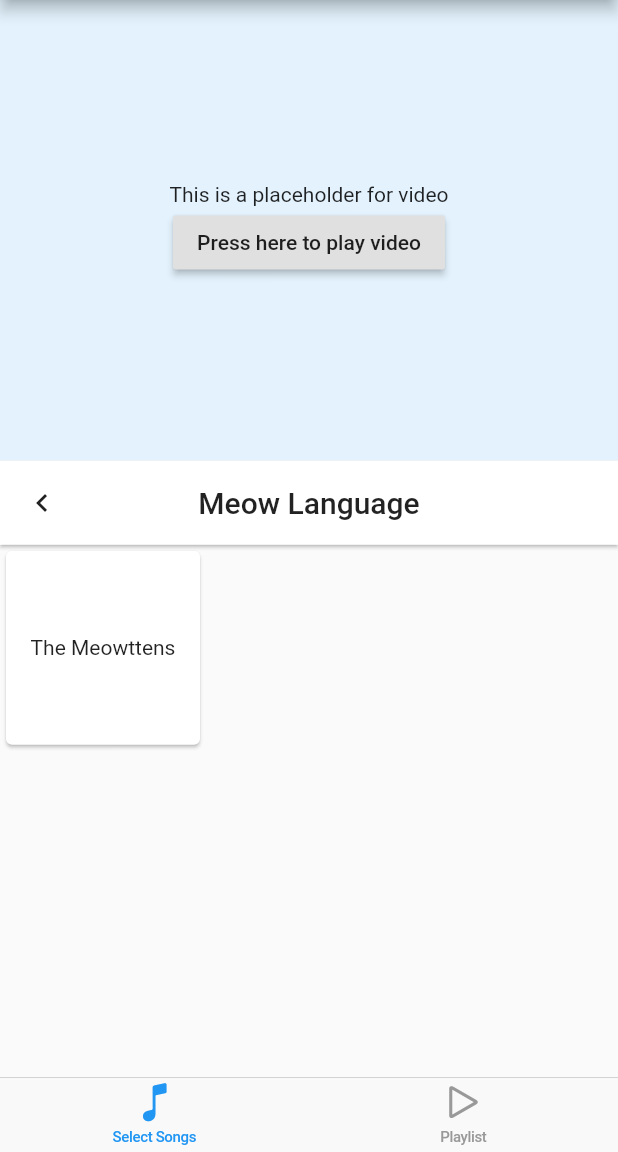
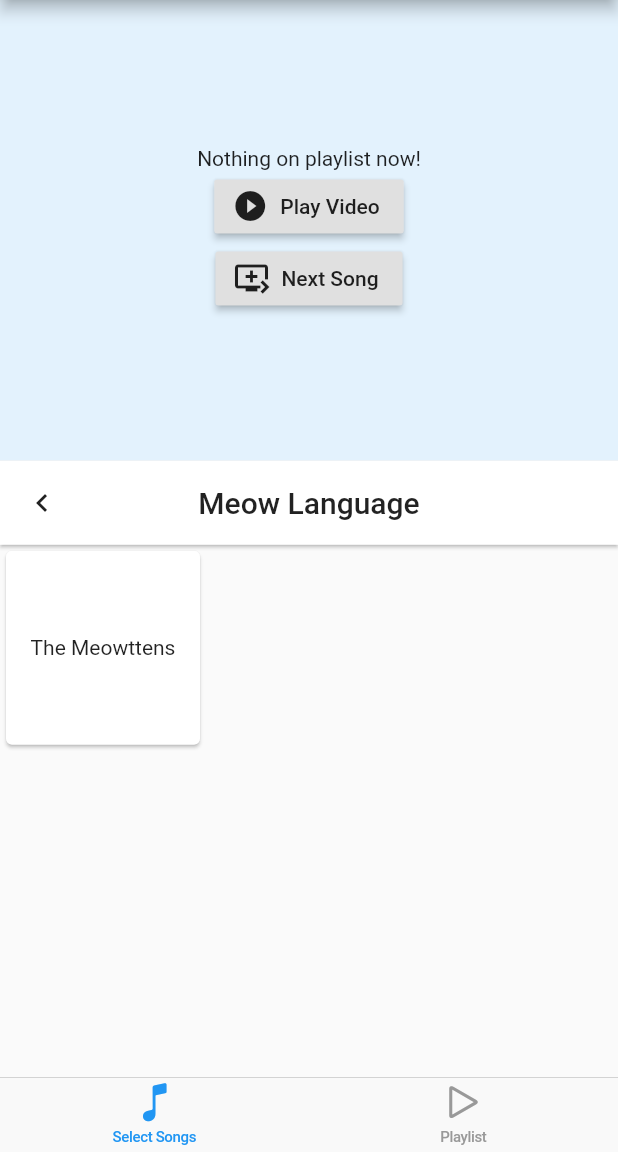
Before and after one commit to Janesee3/KaTVApp, a Flutter app: the screen it shows after launch, after a tap on "Meow Language", on a phone screen of 412 x 824 dp, the part 84-1236 px from its top. Run offline on Flutter 3.47's test engine with Material 2 defaults, Android fonts, the phone set to English and light mode, and no system bars; missing offline and left inert: flutter_youtube.

Commit message:
add ability to skip songs, delete songs and move song to top

```diff
--- a/lib/main.dart
+++ b/lib/main.dart
@@ -21,15 +21,6 @@ class MyApp extends StatelessWidget {
 class MyHomePage extends StatefulWidget {
   MyHomePage({Key key, this.title}) : super(key: key);
 
-  // This widget is the home page of your application. It is stateful, meaning
-  // that it has a State object (defined below) that contains fields that affect
-  // how it looks.
-
-  // This class is the configuration for the state. It holds the values (in this
-  // case the title) provided by the parent (in this case the App widget) and
-  // used by the build method of the State. Fields in a Widget subclass are
-  // always marked "final".
-
   final String title;
 
   @override
@@ -39,7 +30,8 @@ class MyHomePage extends StatefulWidget {
 class _MyHomePageState extends State<MyHomePage> {
   @override
   Widget build(BuildContext context) {
-    return Scaffold(
+    return AppInheritedWidget(
+        child: Scaffold(
             appBar: AppBar(
               title: Text(widget.title),
             ),
@@ -47,45 +39,149 @@ class _MyHomePageState extends State<MyHomePage> {
                 child: Column(
               mainAxisAlignment: MainAxisAlignment.spaceBetween,
               children: <Widget>[
-            Expanded(child: VideoComponent(videoUrl: "meow"), flex: 2),
+                Expanded(child: VideoComponent(), flex: 2),
                 Expanded(child: KtvUI(), flex: 3)
               ],
-        )));
+            ))));
+  }
+}
+
+class Song {
+  String _name;
+  String _url;
+
+  Song(this._name, this._url) {}
+
+  String get name => _name;
+  String get url => _url;
+}
+
+// Inherited Widget for Video and KTV
+
+class _InheritedWidgetForApp extends InheritedWidget {
+  _InheritedWidgetForApp({
+    Key key,
+    @required Widget child,
+    @required this.data,
+  }) : super(key: key, child: child);
+
+  final AppInheritedWidgetState data;
+
+  @override
+  bool updateShouldNotify(_InheritedWidgetForApp oldWidget) {
+    return true;
+  }
+}
+
+class AppInheritedWidget extends StatefulWidget {
+  AppInheritedWidget({
+    Key key,
+    this.child,
+  }) : super(key: key);
+
+  final Widget child;
+
+  @override
+  AppInheritedWidgetState createState() => new AppInheritedWidgetState();
+
+  static AppInheritedWidgetState of(BuildContext context) {
+    return (context.inheritFromWidgetOfExactType(_InheritedWidgetForApp)
+            as _InheritedWidgetForApp)
+        .data;
+  }
+}
+
+class AppInheritedWidgetState extends State<AppInheritedWidget> {
+  List<Song> _songs = <Song>[];
+
+  List<Song> get songs => _songs;
+
+  void _addSong(Song reference, BuildContext context) {
+    setState(() {
+      _songs.add(reference);
+    });
+
+    final snackBar = SnackBar(
+      content: Text('Added ' + reference.name),
+      duration: Duration(seconds: 1),
+    );
+    Scaffold.of(context).showSnackBar(snackBar);
+  }
+
+  void _removeFirstSong() {
+    setState(() {
+      if (_songs.length > 0) _songs.removeAt(0);
+    });
+  }
+
+  void _pushSongToTop(Song song, int songIndex) {
+    setState(() {
+      _songs.removeAt(songIndex);
+      _songs.insert(0, song);
+    });
+  }
+
+  void _removeSong(int songIndex) {
+    setState(() {
+      _songs.removeAt(songIndex);
+    });
+  }
+
+  @override
+  Widget build(BuildContext context) {
+    return new _InheritedWidgetForApp(
+      data: this,
+      child: widget.child,
+    );
   }
 }
 
 // Video
 class VideoComponent extends StatefulWidget {
-  VideoComponent({Key key, this.videoUrl}) : super(key: key);
-
-  final String videoUrl;
+  VideoComponent({Key key}) : super(key: key);
 
   @override
   _VideoComponentState createState() => _VideoComponentState();
 }
 
 class _VideoComponentState extends State<VideoComponent> {
-  void playYoutubeVideo() {
+  void playYoutubeVideo(AppInheritedWidgetState state) {
+    if (state._songs.length <= 0) {
+      // hello
+    } else {
       FlutterYoutube.playYoutubeVideoByUrl(
           apiKey: "AIzaSyAXhqkYvm0nn82rGDePq1l_ttw_T5Im1p0",
-        videoUrl: "https://www.youtube.com/watch?v=TmwgJ8I7QCI",
+          videoUrl: state._songs[0]._url,
           autoPlay: true,
           fullScreen: false);
+    }
+  }
+
+  void _nextVideo(AppInheritedWidgetState appState) {
+    appState._removeFirstSong();
   }
 
   @override
   Widget build(BuildContext context) {
+    final AppInheritedWidgetState state = AppInheritedWidget.of(context);
+
     return Container(
         decoration: BoxDecoration(color: Colors.blue[50]),
         child: Center(
           child: Column(
             mainAxisAlignment: MainAxisAlignment.center,
             children: <Widget>[
-              Text("This is a placeholder for video"),
-              RaisedButton(
-                child: Text("Press here to play video"),
-                onPressed: playYoutubeVideo,
-              ),
+              state._songs.length == 0
+                  ? Text("Nothing on playlist now!")
+                  : Text("Now playing " + state._songs[0]._name),
+              RaisedButton.icon(
+                  icon: Icon(Icons.play_circle_filled),
+                  onPressed: () => playYoutubeVideo(state),
+                  label: Text("Play Video")),
+              RaisedButton.icon(
+                  icon: Icon(Icons.queue_play_next),
+                  onPressed: () => _nextVideo(state),
+                  label: Text("Next Song"))
             ],
           ),
         ));
@@ -123,8 +219,7 @@ class _KtvUIState extends State<KtvUI> with SingleTickerProviderStateMixin {
 
   @override
   Widget build(BuildContext context) {
-    return MyInheritedWidget(
-        child: CupertinoTabScaffold(
+    return CupertinoTabScaffold(
       tabBar: CupertinoTabBar(items: const <BottomNavigationBarItem>[
         BottomNavigationBarItem(
           icon: Icon(CupertinoIcons.music_note),
@@ -138,65 +233,6 @@ class _KtvUIState extends State<KtvUI> with SingleTickerProviderStateMixin {
       tabBuilder: (context, index) => CupertinoPageScaffold(
             child: Center(child: index == 0 ? SelectSong() : Playlist()),
           ),
-    ));
-  }
-}
-
-// Inherited Widget
-
-class _MyInherited extends InheritedWidget {
-  _MyInherited({
-    Key key,
-    @required Widget child,
-    @required this.data,
-  }) : super(key: key, child: child);
-
-  final MyInheritedWidgetState data;
-
-  @override
-  bool updateShouldNotify(_MyInherited oldWidget) {
-    return true;
-  }
-}
-
-class MyInheritedWidget extends StatefulWidget {
-  MyInheritedWidget({
-    Key key,
-    this.child,
-  }) : super(key: key);
-
-  final Widget child;
-
-  @override
-  MyInheritedWidgetState createState() => new MyInheritedWidgetState();
-
-  static MyInheritedWidgetState of(BuildContext context) {
-    return (context.inheritFromWidgetOfExactType(_MyInherited) as _MyInherited)
-        .data;
-  }
-}
-
-class MyInheritedWidgetState extends State<MyInheritedWidget> {
-  /// List of Items
-  List<String> _items = <String>[];
-
-  /// Getter (number of items)
-  int get itemsCount => _items.length;
-
-  List<String> get items => _items;
-
-  /// Helper method to add an Item
-  void addItem(String reference) {
-    setState(() {
-      _items.add(reference);
-    });
-  }
-
-  @override
-  Widget build(BuildContext context) {
-    return new _MyInherited(
-      data: this,
-      child: widget.child,
     );
   }
 }
@@ -220,7 +256,7 @@ class _PlaylistState extends State<Playlist> {
         iconTheme: IconThemeData(color: Colors.black87));
   }
 
-  Widget _getSongsListView(MyInheritedWidgetState state) {
+  Widget _getSongsListView(AppInheritedWidgetState state) {
     return Center(
         child: ListView.builder(
       itemBuilder: (context, position) {
@@ -233,21 +269,32 @@ class _PlaylistState extends State<Playlist> {
                       mainAxisAlignment: MainAxisAlignment.spaceBetween,
                       crossAxisAlignment: CrossAxisAlignment.center,
                       children: <Widget>[
-                        Text(state.items[position]),
+                        Text(state.songs[position].name),
+                        Container(
+                          child: Row(
+                            children: <Widget>[
                               IconButton(
-                          icon: Icon(Icons.drag_handle),
-                          onPressed: () {},
+                                icon: Icon(Icons.arrow_upward),
+                                onPressed: () => state._pushSongToTop(
+                                    state.songs[position], position),
+                              ),
+                              IconButton(
+                                icon: Icon(Icons.delete),
+                                onPressed: () => state._removeSong(position),
                               )
+                            ],
+                          ),
+                        ),
                       ],
                     ))));
       },
-      itemCount: state.items.length,
+      itemCount: state.songs.length,
     ));
   }
 
   @override
   Widget build(BuildContext context) {
-    final MyInheritedWidgetState state = MyInheritedWidget.of(context);
+    final AppInheritedWidgetState state = AppInheritedWidget.of(context);
 
     return Scaffold(
       appBar: _getAppBar("Playlist"),
@@ -273,32 +320,67 @@ class _SelectSongState extends State<SelectSong> {
   final Map _songData = {
     "categories": {
       "Meow Language": {
-        "The Meowttens": {
-          "Meowing Under the Moon": "www.google.com",
-          "Purr and Fur": "www.google.com",
-          "Santa Claws is Rolling to Town": ""
-        }
+        "The Meowttens": [
+          Song("Meowing Under the Moon", "www.google.com"),
+          Song("Purr and Fur", "www.google.com"),
+          Song("Santa Claws is Rolling to Town", "")
+        ]
       },
       "Chinese": {
-        "GEM": {
-          "光年之外": "https://www.youtube.com/watch?v=T4SimnaiktU",
-          "那一夜": "https://www.youtube.com/watch?v=ugVNDvnDDpA",
-          "倒数": "https://www.youtube.com/watch?v=ma7r2HGqwXs"
+        "GEM": [
+          Song("光年之外", "https://www.youtube.com/watch?v=T4SimnaiktU"),
+          Song("那一夜", "https://www.youtube.com/watch?v=ugVNDvnDDpA"),
+          Song("倒数", "https://www.youtube.com/watch?v=ma7r2HGqwXs")
+        ],
+        "Hebe Tien": [
+          Song("你就不要想起我", "https://www.youtube.com/watch?v=GsKbnsUN2RE"),
+          Song("魔鬼中的天使", "https://www.youtube.com/watch?v=na_xv5iFt2Y"),
+          Song("寂寞寂寞就好", "https://www.youtube.com/watch?v=DyFIzKYQQYE")
+        ],
+        "JJ Lin": [
+          Song("曹操", "https://www.youtube.com/watch?v=3J_bkgexrE8"),
+          Song("不死之身", "https://www.youtube.com/watch?v=h03_hs_QbEE"),
+          Song("美人鱼", "https://www.youtube.com/watch?v=jdf3gxFP0F8"),
+          Song("就是我", "https://www.youtube.com/watch?v=GLtLjBS0cs0")
+        ],
+        "Kimberlyn Chen": [
+          Song("爱你", "https://www.youtube.com/watch?v=4QoVMJN-nFs")
+        ]
       },
-        "Hebe Tien": {
-          "你就不要想起我": "https://www.youtube.com/watch?v=GsKbnsUN2RE",
-          "魔鬼中的天使": "https://www.youtube.com/watch?v=na_xv5iFt2Y",
-          "寂寞寂寞就好": "https://www.youtube.com/watch?v=DyFIzKYQQYE"
+      "Korean": {
+        "Ailee": [
+          Song("Reminiscing", "https://www.youtube.com/watch?v=Spo8fiFHQls"),
+          Song("Heaven", "https://www.youtube.com/watch?v=DQzK8II1qAU"),
+          Song("I will go to you like first snow",
+              "https://www.youtube.com/watch?v=xW7gKmeXhuQ"),
+          Song(
+              "I will show you", "https://www.youtube.com/watch?v=-Q-OmGsk4hM"),
+          Song("If you", "https://www.youtube.com/watch?v=R3xy0vbxNUs"),
+          Song("Rainy Day", "https://www.youtube.com/watch?v=qSFFDxKE4B4"),
+          Song("U&I", "https://www.youtube.com/watch?v=398DDVagbPI"),
+        ]
       },
-        "JJ Lin": {},
-        "Kimberlyn Chen": {}
-      },
-      "Korean": {"Ailee": {}, "IU": {}},
       "English": {
-        "Fall Out Boy": {},
-        "Taylor Swift": {},
-        "Maroon 5": {},
-        "Adele": {}
+        "Fall Out Boy": [
+          Song("Dance, Dance", "https://www.youtube.com/watch?v=bxxJ25-3QEA"),
+          Song("Sugar, we're going down",
+              "https://www.youtube.com/watch?v=d5lOB7Ibjhg"),
+        ],
+        "Taylor Swift": [
+          Song("Love Story", "https://www.youtube.com/watch?v=PDM-GcQ6NT0")
+        ],
+        "Maroon 5": [
+          Song("Animals", "https://www.youtube.com/watch?v=a5-tjIB9YBk"),
+          Song("She will be loved",
+              "https://www.youtube.com/watch?v=zJmVq8-p1CE"),
+        ],
+        "Adele": [
+          Song("Someone like you",
+              "https://www.youtube.com/watch?v=Cgdes6lFjzM"),
+          Song("All I Asked", "https://www.youtube.com/watch?v=QnChoAPlMyc"),
+          Song("When we were young",
+              "https://www.youtube.com/watch?v=vVGUM_e5zDA"),
+        ]
       }
     }
   };
@@ -338,7 +420,7 @@ class _SelectSongState extends State<SelectSong> {
   }
 
   Scaffold _getCategoriesView() {
-    Map categoriesMap = _songData["categories"];
+    Map categoriesMap = _songData["categories"]; //eg. Chinese, English...
     List<dynamic> keys = categoriesMap.keys.toList();
 
     return Scaffold(
@@ -347,7 +429,8 @@ class _SelectSongState extends State<SelectSong> {
   }
 
   Scaffold _getCategoryDetailView() {
-    Map categoryMap = _songData["categories"][_currPageType[0]];
+    Map categoryMap =
+        _songData["categories"][_currPageType[0]]; // eg. GEM, JJ ...
     List<dynamic> keys = categoryMap.keys.toList();
 
     return Scaffold(
@@ -355,9 +438,9 @@ class _SelectSongState extends State<SelectSong> {
         body: _getGridView(keys, _goToSinger));
   }
 
-  Scaffold _getSingerDetailView(MyInheritedWidgetState state) {
-    Map singerMap = _songData["categories"][_currPageType[0]][_currPageType[1]];
-    List<dynamic> keys = singerMap.keys.toList();
+  Scaffold _getSingerDetailView(AppInheritedWidgetState appState) {
+    List<Song> songs =
+        _songData["categories"][_currPageType[0]][_currPageType[1]];
 
     return Scaffold(
         appBar: _getAppBar(_currPageType[1], true),
@@ -373,17 +456,17 @@ class _SelectSongState extends State<SelectSong> {
                           mainAxisAlignment: MainAxisAlignment.spaceBetween,
                           crossAxisAlignment: CrossAxisAlignment.center,
                           children: <Widget>[
-                            Text(keys[position]),
+                            Text(songs[position].name),
                             IconButton(
                               icon: Icon(Icons.add),
                               onPressed: () {
-                                state.addItem(keys[position]);
+                                appState._addSong(songs[position], context);
                               },
                             )
                           ],
                         ))));
           },
-          itemCount: keys.length,
+          itemCount: songs.length,
         )));
   }
 
@@ -408,10 +491,10 @@ class _SelectSongState extends State<SelectSong> {
 
   @override
   Widget build(BuildContext context) {
-    final MyInheritedWidgetState state = MyInheritedWidget.of(context);
+    final AppInheritedWidgetState appState = AppInheritedWidget.of(context);
     if (_currPageType.length == 0) return _getCategoriesView();
     if (_currPageType.length == 1) return _getCategoryDetailView();
-    if (_currPageType.length == 2) return _getSingerDetailView(state);
+    if (_currPageType.length == 2) return _getSingerDetailView(appState);
     return _getNotFoundView();
   }
 }
```
Lines whose indentation alone changed are shown as unchanged.
